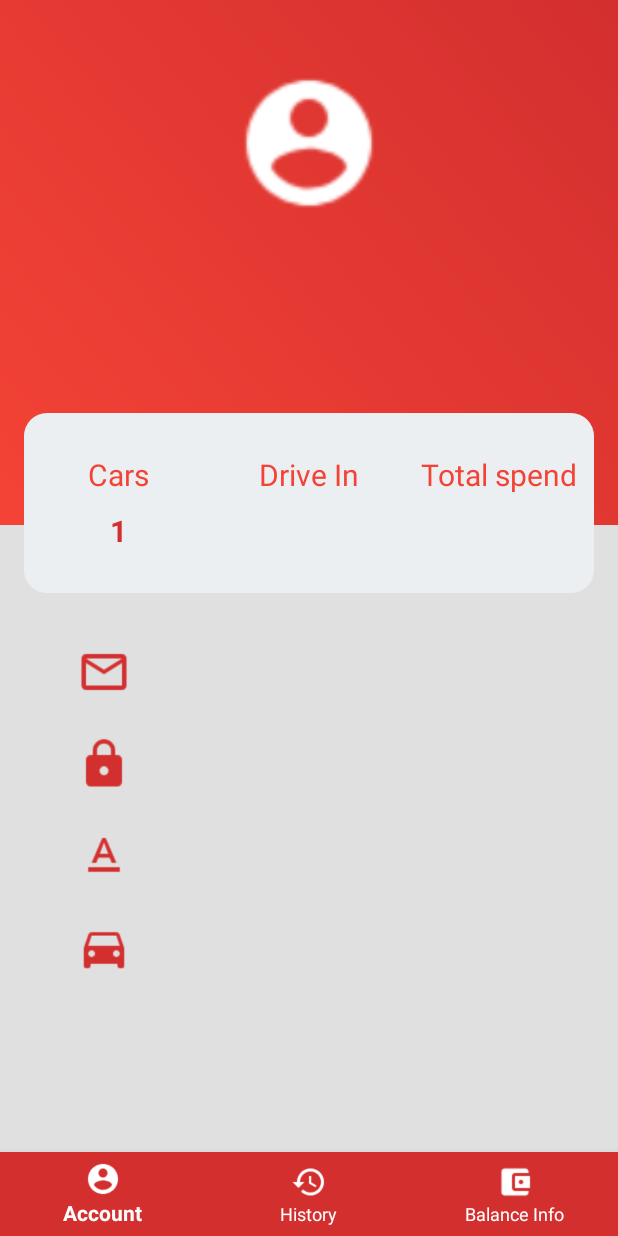
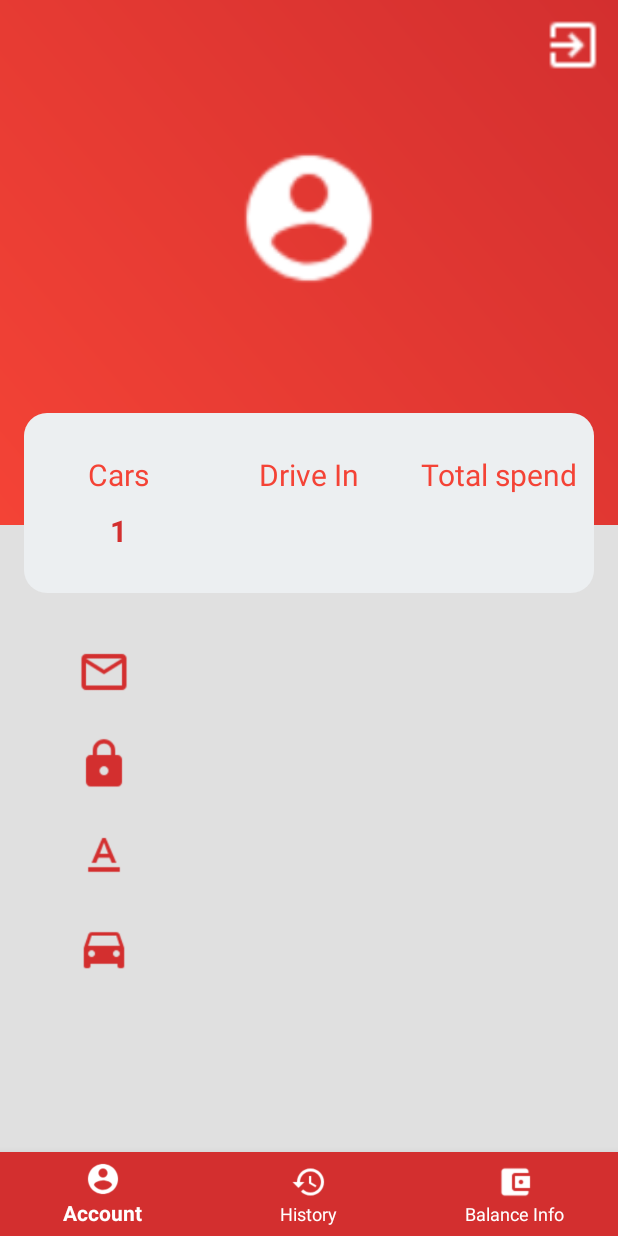
Before and after one commit to stathisandr/ANPR_Thesis, an Android app: the screen it shows after launch once a user with an empty profile is signed in (MainActivity), on a phone screen of 412 x 824 dp. Run offline under Robolectric (Android 15) with nearby library versions, the phone set to English and light mode, and no system bars; our stand-ins replace Firebase (no records; nobody signed in at launch, a user with empty details on screens opened directly); 5 statements that could not run were skipped.

Commit message:
AutoToll Logo + Logout button + function

```diff
--- a/AutoTollGR/app/src/main/java/com/efandr/autotollgr/AccountFragment.java
+++ b/AutoTollGR/app/src/main/java/com/efandr/autotollgr/AccountFragment.java
@@ -1,6 +1,7 @@
 package com.efandr.autotollgr;
 
 
+import android.content.Intent;
 import android.os.Bundle;
 
 import androidx.annotation.NonNull;
@@ -9,6 +10,7 @@ import androidx.fragment.app.Fragment;
 import android.view.LayoutInflater;
 import android.view.View;
 import android.view.ViewGroup;
+import android.widget.Button;
 import android.widget.EditText;
 import android.widget.TextView;
 
@@ -71,13 +73,25 @@ public class AccountFragment extends Fragment {
                              Bundle savedInstanceState) {
         // Inflate the layout for this fragment
 
-        View myFragmentView = inflater.inflate(R.layout.fragment_account, container, false);
+        final View myFragmentView = inflater.inflate(R.layout.fragment_account, container, false);
 
         accountusername = (TextView) myFragmentView.findViewById(R.id.account_username);
         accountemail = (EditText) myFragmentView.findViewById(R.id.account_email);
         accountlicenceplate = (EditText) myFragmentView.findViewById(R.id.account_licenceplate);
         accountvehicletype = (EditText) myFragmentView.findViewById(R.id.account_vehicletype);
         accountpassword = (EditText) myFragmentView.findViewById(R.id.account_password);
+
+        Button button = (Button) myFragmentView.findViewById(R.id.exit_button);
+        button.setOnClickListener(new View.OnClickListener()
+        {
+            @Override
+            public void onClick(View v)
+            {
+                FirebaseAuth.getInstance().signOut();
+                getActivity().finish();
+                startActivity(new Intent(getActivity(),LoginActivity.class));
+            }
+        });
 
         mAuth = FirebaseAuth.getInstance();
         FirebaseUser user = mAuth.getCurrentUser();
--- a/AutoTollGR/app/src/main/res/layout/fragment_account.xml
+++ b/AutoTollGR/app/src/main/res/layout/fragment_account.xml
@@ -1,5 +1,6 @@
 <?xml version="1.0" encoding="utf-8"?>
 <FrameLayout xmlns:android="http://schemas.android.com/apk/res/android"
+    xmlns:app="http://schemas.android.com/apk/res-auto"
     xmlns:tools="http://schemas.android.com/tools"
     android:layout_width="match_parent"
     android:layout_height="match_parent"
@@ -10,12 +11,26 @@
             android:layout_width="match_parent"
             android:layout_height="405dp"
             android:id="@+id/recycleView">
+
             <LinearLayout
                 android:background="@drawable/gradientbackground"
                 android:layout_width="match_parent"
                 android:layout_height="350dp"
                 android:orientation="vertical">
+
+                <Button
+                    android:id="@+id/exit_button"
+                    android:layout_width="@dimen/exit_icon_dim"
+                    android:layout_height="@dimen/exit_icon_dim"
+                    android:layout_marginTop="@dimen/exit_icon_marg"
+                    android:layout_marginRight="@dimen/exit_icon_marg"
+                    android:layout_gravity="end"
+                    android:tint="@color/whiteColor"
+                    android:onClick="onClick"
+                    android:background="@drawable/baseline_exit_to_app_white_24dp"/>
+
                 <ImageView
+                    android:id="@+id/user_photo"
                     android:layout_marginTop="45dp"
                     android:layout_gravity="center_horizontal"
                     android:layout_width="100dp"
@@ -31,6 +46,8 @@
                     android:textColor="#fff"
                     android:textStyle="bold"
                     android:textSize="21sp"/>
+
+
             </LinearLayout>
             <LinearLayout
                 android:layout_width="380dp"
@@ -227,13 +244,4 @@
         </LinearLayout>
     </LinearLayout>
 
-    <Button
-        android:layout_width="wrap_content"
-        android:layout_height="wrap_content"
-        android:layout_marginVertical="710dp"
-        android:layout_gravity="center_horizontal"
-        android:background="@drawable/buttonstyle"
-        android:text="Follow Me"
-        android:textColor="#fff" />
-
 </FrameLayout>
--- a/AutoTollGR/app/src/main/res/values/dimens.xml
+++ b/AutoTollGR/app/src/main/res/values/dimens.xml
@@ -24,4 +24,8 @@
     <dimen name="activity_horizontal_margin">16dp</dimen>
     <dimen name="activity_vertical_margin">16dp</dimen>
 
+    <!-- Main exit button -->
+    <dimen name="exit_icon_dim">40dp</dimen>
+    <dimen name="exit_icon_marg">10dp</dimen>
+
 </resources>
```
Also changed, not shown: AutoTollGR/app/src/main/AndroidManifest.xml (+7 -5 lines), AutoTollGR/app/src/main/res/drawable/baseline_exit_to_app_white_24dp.png (added).
